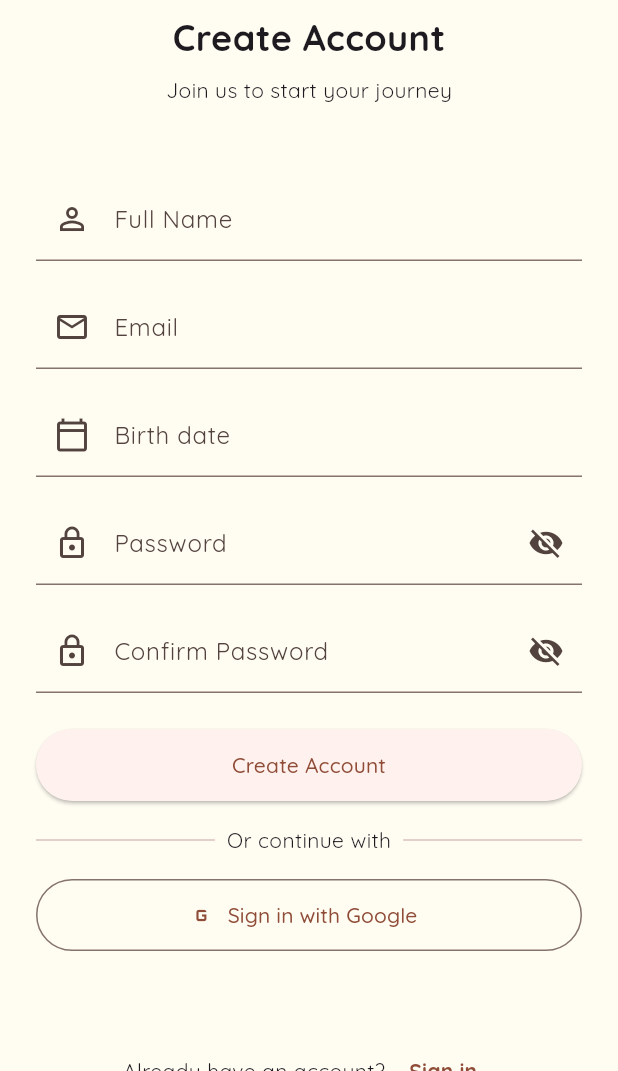
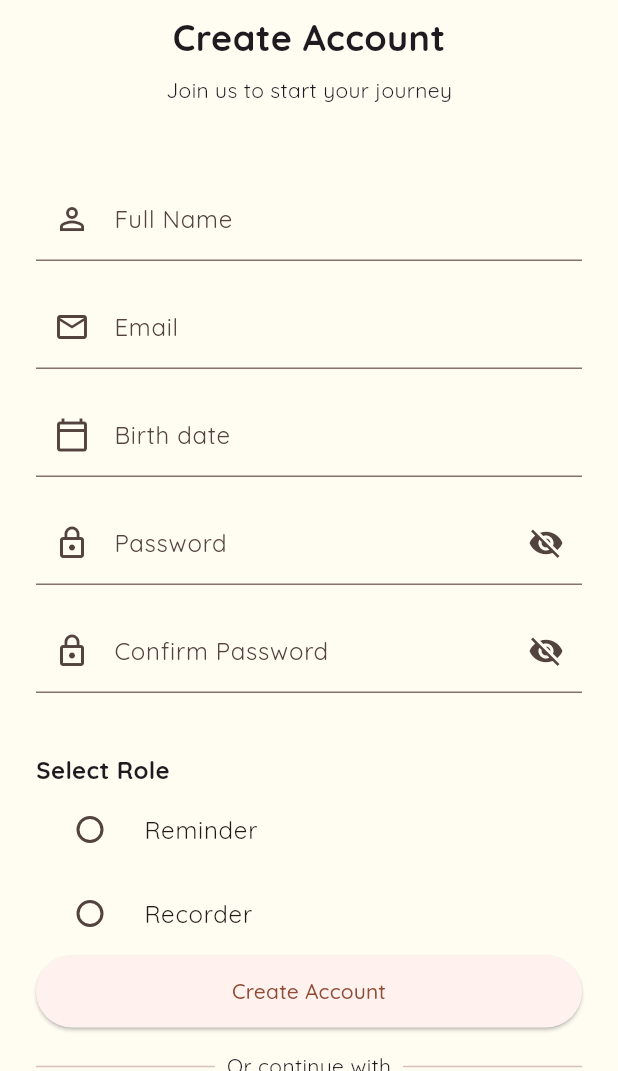
Before and after one commit to rla-suedeng/RECall, a Flutter app: the RegisterPage screen opened by its route, on a phone screen of 412 x 824 dp, the part 165-1236 px from its top. Run offline on Flutter 3.47's test engine with Material 3 defaults, Android fonts, the phone set to English and light mode, and no system bars; our stand-ins replace dio, firebase_auth, firebase_core, flutter_dotenv, flutter_riverpod, flutter_secure_storage and 5 more; accounts and stored records are empty.

Commit message:
mod: option 추가

```diff
--- a/lib/app/feature/register/register_page.dart
+++ b/lib/app/feature/register/register_page.dart
@@ -21,6 +21,7 @@ class _RegisterPageState extends State<RegisterPage> {
   final confirmPasswordController = TextEditingController();
   bool isObscure = true;
   bool isConfirmObscure = true;
+  String? _selectedRole; // 'Reminder' or 'Recorder'
 
   @override
   Widget build(BuildContext context) {
@@ -129,6 +130,40 @@ class _RegisterPageState extends State<RegisterPage> {
                       ),
                       const SizedBox(height: 24),
 
+                      // --- Role Select ---
+                      const SizedBox(height: 16),
+
+                      Column(
+                        crossAxisAlignment: CrossAxisAlignment.start,
+                        children: [
+                          const Text(
+                            'Select Role',
+                            style: TextStyle(
+                                fontSize: 16, fontWeight: FontWeight.bold),
+                          ),
+                          RadioListTile<String>(
+                            title: const Text('Reminder'),
+                            value: 'Reminder',
+                            groupValue: _selectedRole,
+                            onChanged: (value) {
+                              setState(() {
+                                _selectedRole = value;
+                              });
+                            },
+                          ),
+                          RadioListTile<String>(
+                            title: const Text('Recorder'),
+                            value: 'Recorder',
+                            groupValue: _selectedRole,
+                            onChanged: (value) {
+                              setState(() {
+                                _selectedRole = value;
+                              });
+                            },
+                          ),
+                        ],
+                      ),
+
                       // --- Create Account Button ---
                       SizedBox(
                         width: double.infinity,
@@ -143,7 +178,13 @@ class _RegisterPageState extends State<RegisterPage> {
                               );
                               if (user != null) {
                                 debugPrint('✅ 회원가입 성공: ${user.email}');
-                                context.go(Routes.login);
+                                if (_selectedRole == 'Recorder') {
+                                  context.go(Routes
+                                      .recorderRegister); // ✅ Recorder면 등록 페이지로
+                                } else {
+                                  context
+                                      .go(Routes.login); // ✅ Reminder면 로그인 페이지로
+                                }
                               }
                             } catch (e) {
                               debugPrint('❌ 회원가입 실패: $e');
```
Also changed, not shown: lib/app/feature/register/record_register_page.dart (added, +76 -0 lines), lib/app/routing/router_service.dart (+9 -0 lines), 1 other file.
